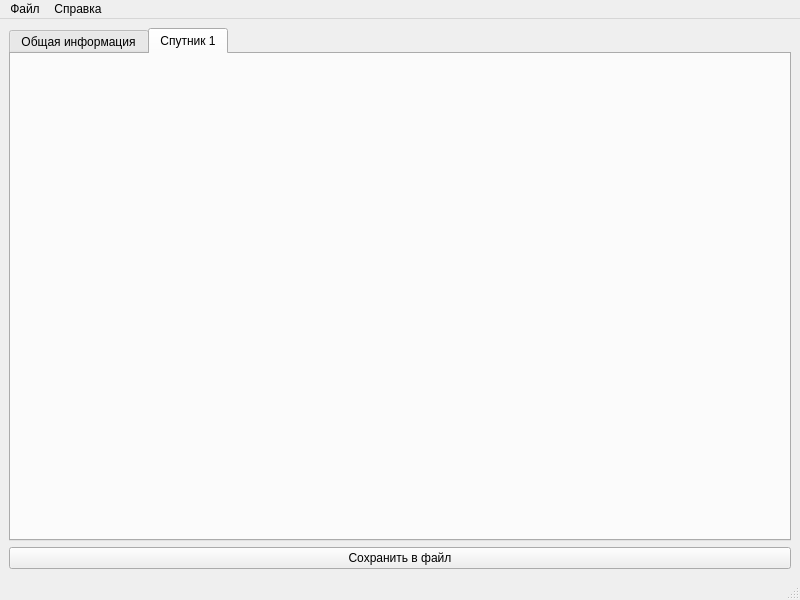
Before: the Qt Designer form src/UI/infowindow.ui in KorzikAlex/Satellites, drawn with Qt 5.
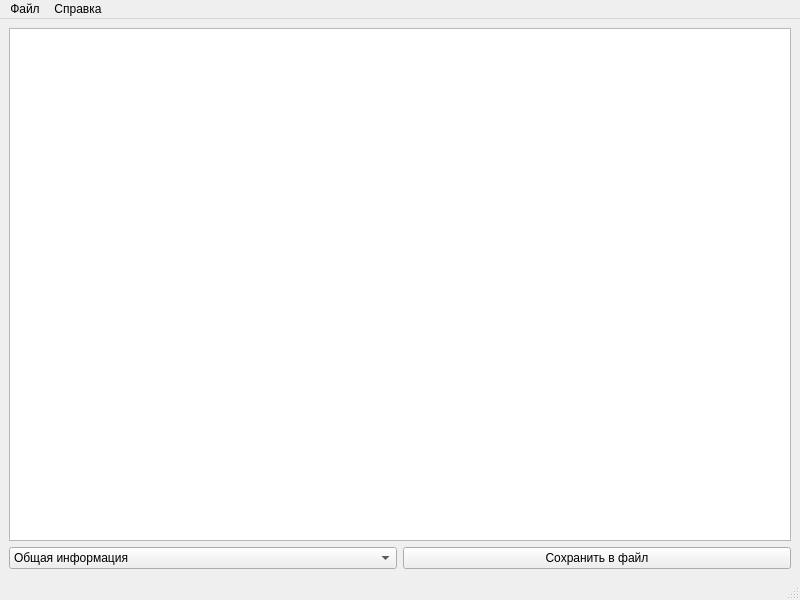
After: the same form once the commit is applied. Icons and pictures are not drawn.

```diff
--- a/src/UI/infowindow.ui
+++ b/src/UI/infowindow.ui
@@ -19,43 +19,42 @@
   </property>
   <widget class="QWidget" name="centralwidget">
    <layout class="QGridLayout" name="gridLayout_2">
-    <item row="0" column="0">
+    <item row="1" column="0">
      <layout class="QGridLayout" name="gridLayout">
+      <item row="0" column="0" colspan="2">
+       <widget class="QTableView" name="satelliteView"/>
+      </item>
       <item row="1" column="0">
-       <widget class="QTabWidget" name="tabWidget">
-        <property name="currentIndex">
-         <number>1</number>
+       <widget class="QComboBox" name="infoComboBox">
+        <property name="sizePolicy">
+         <sizepolicy hsizetype="Minimum" vsizetype="Fixed">
+          <horstretch>0</horstretch>
+          <verstretch>0</verstretch>
+         </sizepolicy>
         </property>
-        <property name="tabsClosable">
-         <bool>false</bool>
-        </property>
-        <property name="movable">
-         <bool>true</bool>
-        </property>
-        <widget class="QWidget" name="generalTab">
-         <property name="accessibleName">
-          <string/>
-         </property>
-         <attribute name="title">
+        <item>
+         <property name="text">
           <string>Общая информация</string>
-         </attribute>
-        </widget>
-        <widget class="QWidget" name="satelliteTab_1">
-         <attribute name="title">
-          <string>Спутник 1</string>
-         </attribute>
-        </widget>
+         </property>
+        </item>
+       </widget>
+      </item>
+      <item row="1" column="1">
+       <widget class="QPushButton" name="saveButton">
+        <property name="text">
+         <string>Сохранить в файл</string>
+        </property>
+        <property name="icon">
+         <iconset resource="../../resources/mainwindow.qrc">
+          <normaloff>:/light_icons/icons/file_save_light.svg</normaloff>:/light_icons/icons/file_save_light.svg</iconset>
+        </property>
+        <property name="shortcut">
+         <string>Ctrl+S</string>
+        </property>
        </widget>
       </item>
      </layout>
     </item>
-    <item row="1" column="0">
-     <widget class="QPushButton" name="pushButton">
-      <property name="text">
-       <string>Сохранить в файл</string>
-      </property>
-     </widget>
-    </item>
    </layout>
   </widget>
   <widget class="QMenuBar" name="menubar">
```
Left out of the diff: 16 changed lines with no effect on the pictures.
